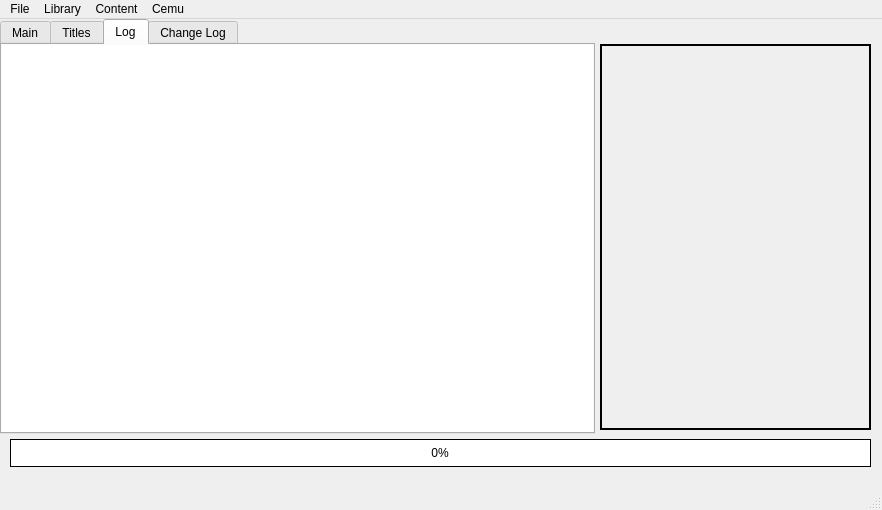
First picture: the form in mainwindow.ui, repository Chrono136/Maple-Tree, before the edit.
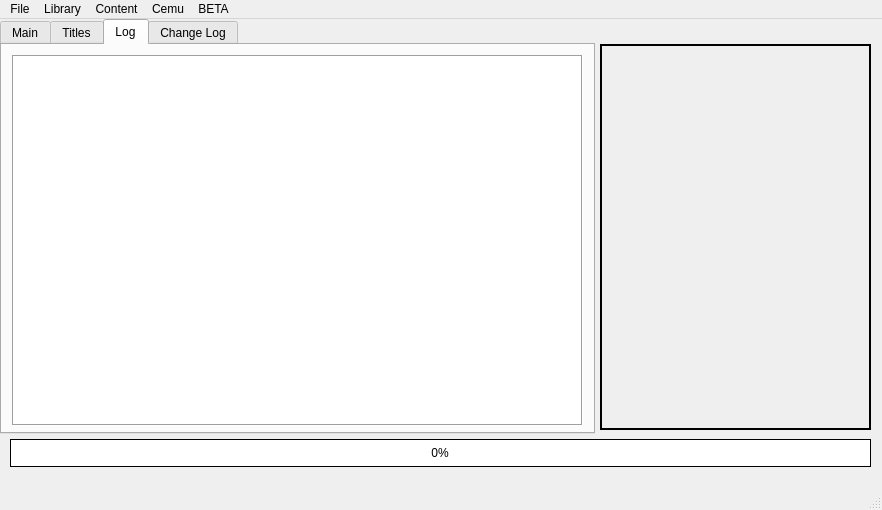
Second picture: the form after the edit. The open tabs and pages were chosen to show the change.

Patch:
```diff
--- a/mainwindow.ui
+++ b/mainwindow.ui
@@ -173,14 +173,14 @@
      <widget class="QTextEdit" name="textEdit">
       <property name="geometry">
        <rect>
-        <x>0</x>
-        <y>0</y>
-        <width>591</width>
-        <height>421</height>
+        <x>10</x>
+        <y>10</y>
+        <width>571</width>
+        <height>371</height>
        </rect>
       </property>
       <property name="frameShape">
-       <enum>QFrame::NoFrame</enum>
+       <enum>QFrame::Box</enum>
       </property>
       <property name="readOnly">
        <bool>true</bool>
@@ -341,10 +341,17 @@
     </property>
     <addaction name="actionIntegrateCemu"/>
    </widget>
+   <widget class="QMenu" name="menuBETA">
+    <property name="title">
+     <string>BETA</string>
+    </property>
+    <addaction name="actionGamepad"/>
+   </widget>
    <addaction name="menuFile"/>
    <addaction name="menuGame_Library"/>
    <addaction name="menuContent"/>
    <addaction name="menuCemu"/>
+   <addaction name="menuBETA"/>
   </widget>
   <widget class="QStatusBar" name="statusbar"/>
   <action name="actionQuit">
```
Left out of the diff: 8 changed lines with no effect on the pictures.
